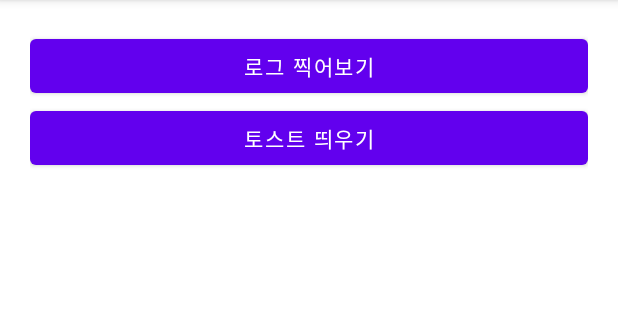
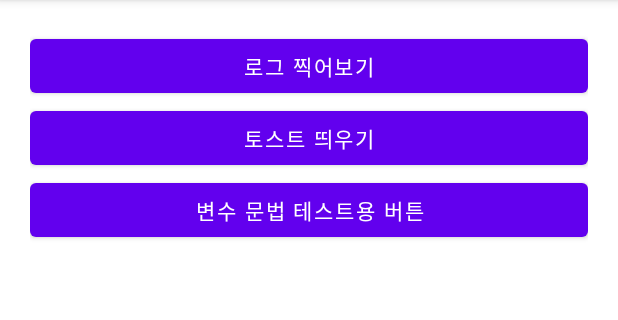
Before and after one commit to LIM-BAEK-SAN/KotlinBasic_20220516, an Android app: the screen it shows after launch (MainActivity), on a phone screen of 412 x 824 dp, the part 84-404 px from its top. Run offline under Robolectric (Android 15) with nearby library versions, the phone set to English and light mode, and no system bars.

Commit message:
val / var 차이점 체험

```diff
--- a/app/src/main/res/layout/activity_main.xml
+++ b/app/src/main/res/layout/activity_main.xml
@@ -19,4 +19,10 @@
         android:layout_width="match_parent"
         android:layout_height="wrap_content"
         android:text="토스트 띄우기"/>
+
+    <Button
+        android:id="@+id/btnVariable"
+        android:layout_width="match_parent"
+        android:layout_height="wrap_content"
+        android:text="변수 문법 테스트용 버튼"/>
 </LinearLayout>
```
Also changed, not shown: app/src/main/java/kr/nepp/kotlinbasic_20220516/MainActivity.kt (+14 -0 lines).
